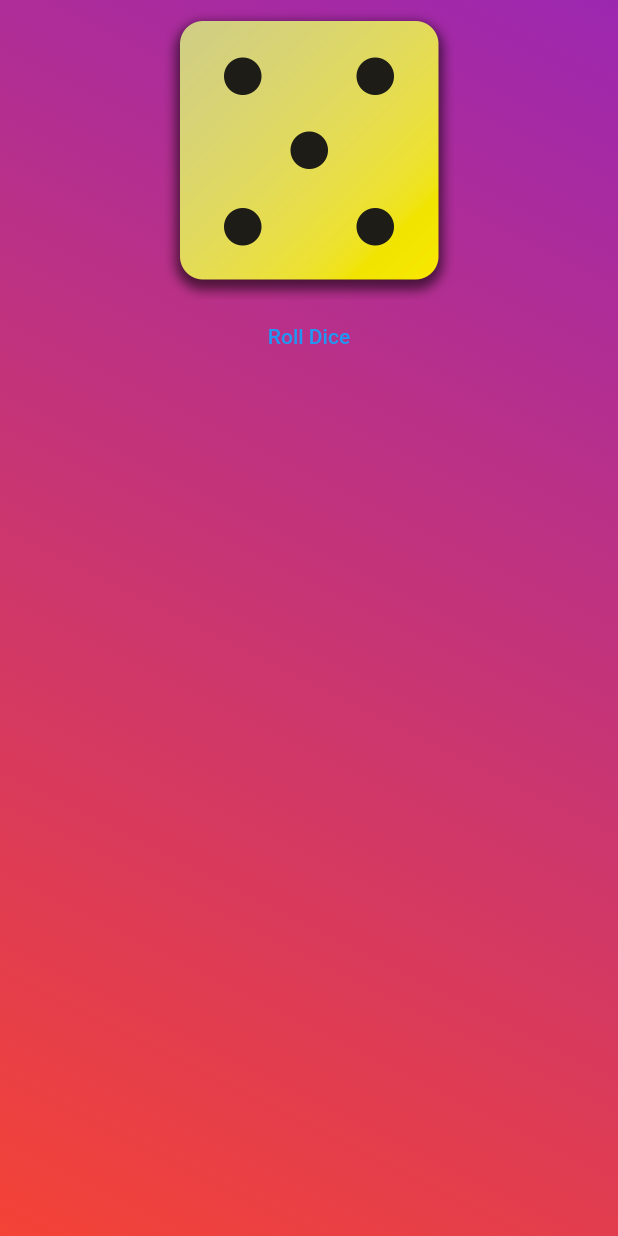
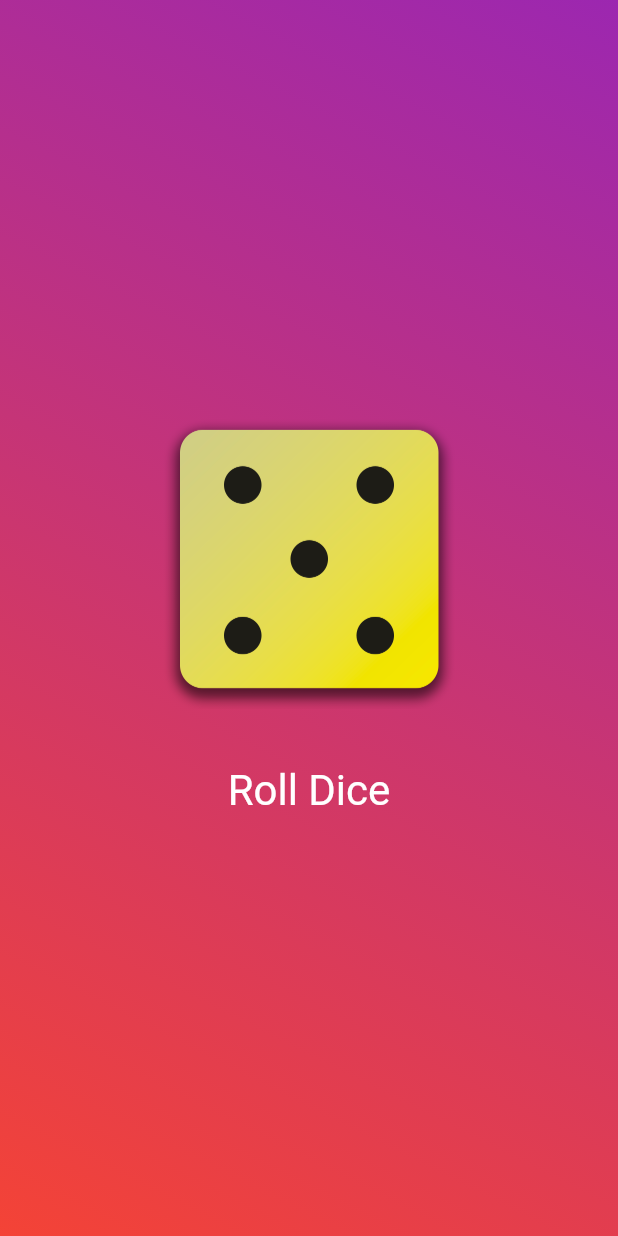
Before and after one commit to FatoomRe/1st-Flutter-CourseProject-DiceRoller, a Flutter app: the screen it shows after launch, on a phone screen of 412 x 824 dp. Run offline on Flutter 3.47's test engine with Material 2 defaults, Android fonts, the phone set to English and light mode, and no system bars.

Commit message:
v46 Styling Buttons & Working with Padding

```diff
--- a/lib/gradient_container.dart
+++ b/lib/gradient_container.dart
@@ -9,7 +9,7 @@ class GradientContainer extends StatelessWidget {
   final Color color1;
   final Color color2;
 
-  void rollDice (){
+  void rollDice() {
     //----
   }
 
@@ -25,13 +25,22 @@ class GradientContainer extends StatelessWidget {
       )),
       child: Center(
         child: Column(
+          mainAxisSize: MainAxisSize.min,
           children: [
             Image.asset(
               'assets/images/dice-5.png',
               width: 200,
             ),
+            const SizedBox(height: 30,), //مسافة بين الزر والمربع
             TextButton(
               onPressed: rollDice,
+              style: TextButton.styleFrom(
+                // padding: const EdgeInsets.only(top: 20),
+                //طريقة ثانية للمسافة
+                  foregroundColor: Colors.white,
+                  textStyle: const TextStyle(
+                    fontSize: 28,
+                  )),
               child: const Text('Roll Dice'),
             )
           ],
```
